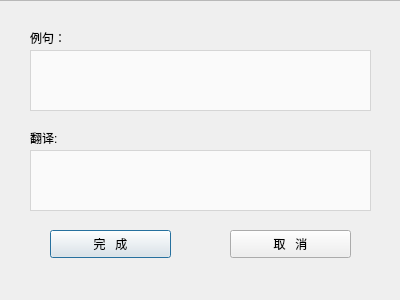
Before: the Qt Designer form addexdlg.ui in OOPtaskgroup/dictionary, drawn with Qt 5.
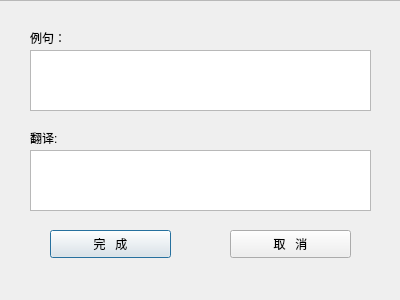
After: the same form once the commit is applied. Icons and pictures are not drawn.

Diff of the .ui file:
```diff
--- a/addexdlg.ui
+++ b/addexdlg.ui
@@ -28,7 +28,7 @@
     </font>
    </property>
    <property name="styleSheet">
-    <string notr="true">background-color: rgba(255, 255, 255, 180);</string>
+    <string notr="true"/>
    </property>
    <property name="html">
     <string>&lt;!DOCTYPE HTML PUBLIC &quot;-//W3C//DTD HTML 4.0//EN&quot; &quot;http://www.w3.org/TR/REC-html40/strict.dtd&quot;&gt;
@@ -53,7 +53,7 @@
     </font>
    </property>
    <property name="styleSheet">
-    <string notr="true">background-color: rgba(255, 255, 255, 180);</string>
+    <string notr="true"/>
    </property>
   </widget>
   <widget class="QLabel" name="label">
```
Left out of the diff: 13 changed lines with no effect on the pictures.
